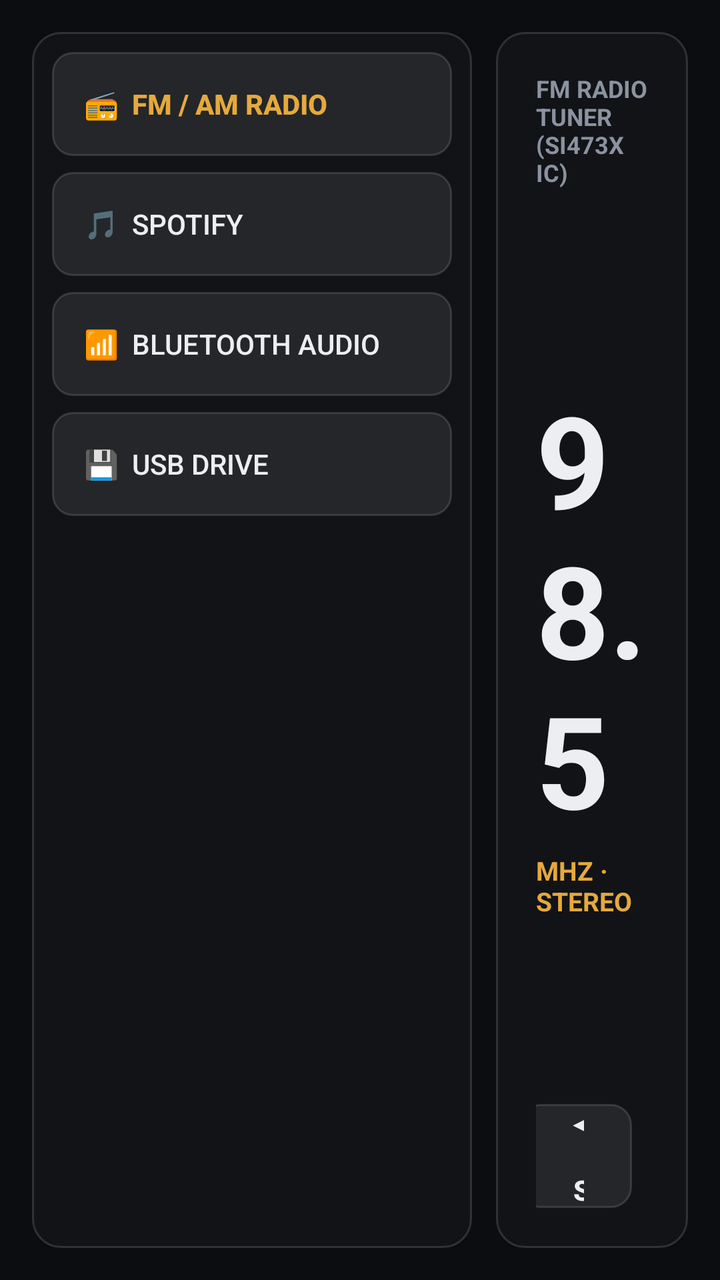
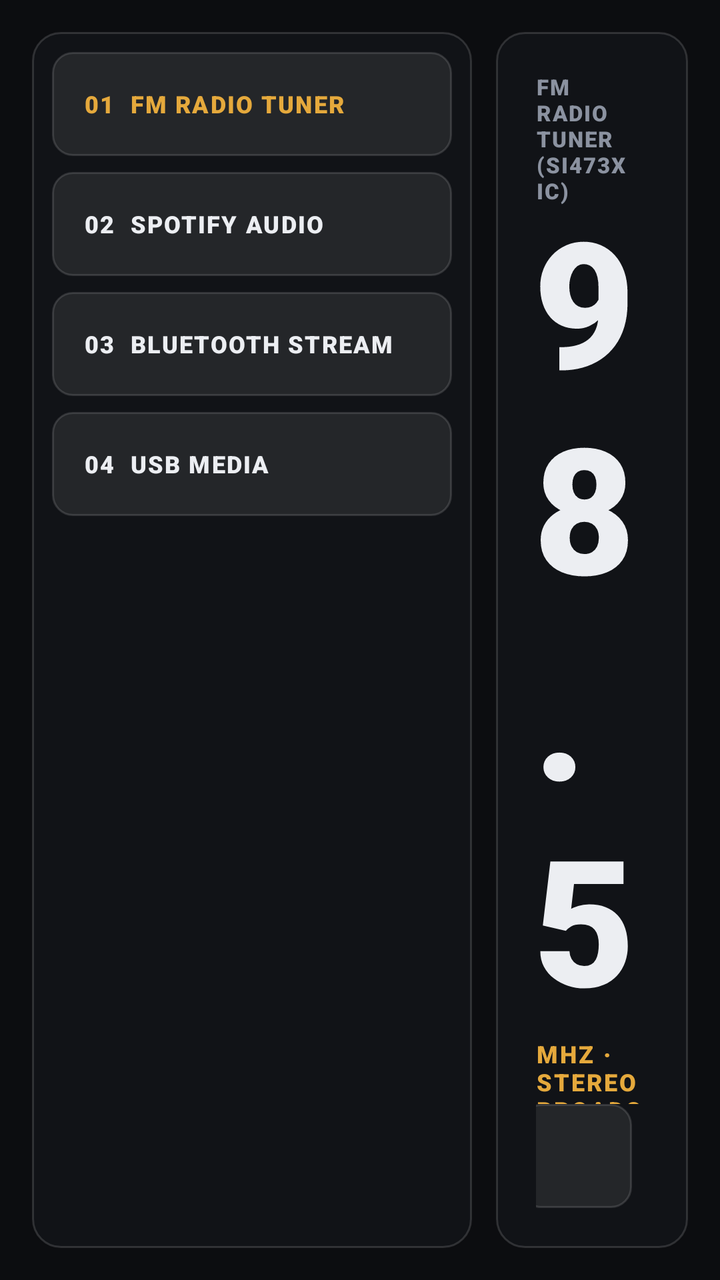

An Android layout rendered at two revisions. The XML below is the earlier revision; the diff shows what the commit changed to produce the second picture.
<!-- AndroidManifest.xml: application theme Theme.ApexDrive -->
<!-- res/layout/view_audio.xml -->
<?xml version="1.0" encoding="utf-8"?>
<LinearLayout xmlns:android="http://schemas.android.com/apk/res/android"
    android:layout_width="match_parent"
    android:layout_height="match_parent"
    android:orientation="horizontal"
    android:padding="16dp">

    
    <LinearLayout
        android:layout_width="220dp"
        android:layout_height="match_parent"
        android:orientation="vertical"
        android:background="@drawable/bg_panel"
        android:padding="10dp">

        <Button
            android:id="@+id/btnSrcRadio"
            android:layout_width="match_parent"
            android:layout_height="52dp"
            android:background="@drawable/bg_elevated_btn"
            android:text="📻  FM / AM Radio"
            android:textColor="@color/accent_amber"
            android:textSize="14sp"
            android:textStyle="bold"
            android:gravity="start|center_vertical"
            android:paddingStart="16dp" />

        <Button
            android:id="@+id/btnSrcSpotify"
            android:layout_width="match_parent"
            android:layout_height="52dp"
            android:layout_marginTop="8dp"
            android:background="@drawable/bg_elevated_btn"
            android:text="🎵  Spotify"
            android:textColor="@color/cockpit_text_primary"
            android:textSize="14sp"
            android:gravity="start|center_vertical"
            android:paddingStart="16dp" />

        <Button
            android:id="@+id/btnSrcBluetooth"
            android:layout_width="match_parent"
            android:layout_height="52dp"
            android:layout_marginTop="8dp"
            android:background="@drawable/bg_elevated_btn"
            android:text="📶  Bluetooth Audio"
            android:textColor="@color/cockpit_text_primary"
            android:textSize="14sp"
            android:gravity="start|center_vertical"
            android:paddingStart="16dp" />

        <Button
            android:id="@+id/btnSrcUsb"
            android:layout_width="match_parent"
            android:layout_height="52dp"
            android:layout_marginTop="8dp"
            android:background="@drawable/bg_elevated_btn"
            android:text="💾  USB Drive"
            android:textColor="@color/cockpit_text_primary"
            android:textSize="14sp"
            android:gravity="start|center_vertical"
            android:paddingStart="16dp" />

    </LinearLayout>

    <View
        android:layout_width="12dp"
        android:layout_height="match_parent" />

    
    <LinearLayout
        android:layout_width="0dp"
        android:layout_height="match_parent"
        android:layout_weight="1"
        android:orientation="vertical"
        android:background="@drawable/bg_panel"
        android:padding="20dp">

        <LinearLayout
            android:layout_width="match_parent"
            android:layout_height="wrap_content"
            android:orientation="horizontal">

            <TextView
                android:id="@+id/tvAudioActiveSource"
                android:layout_width="wrap_content"
                android:layout_height="wrap_content"
                android:text="FM RADIO TUNER (SI473X IC)"
                android:textColor="@color/cockpit_text_secondary"
                android:textSize="12sp"
                android:textStyle="bold" />

            <View
                android:layout_width="0dp"
                android:layout_height="1dp"
                android:layout_weight="1" />

            <TextView
                android:id="@+id/tvAudioPresetBadge"
                android:layout_width="wrap_content"
                android:layout_height="wrap_content"
                android:text="PRESET 1"
                android:textColor="@color/accent_amber"
                android:textSize="12sp"
                android:textStyle="bold" />
        </LinearLayout>

        <LinearLayout
            android:layout_width="match_parent"
            android:layout_height="0dp"
            android:layout_weight="1"
            android:gravity="center"
            android:orientation="vertical">

            <TextView
                android:id="@+id/tvRadioFreq"
                android:layout_width="wrap_content"
                android:layout_height="wrap_content"
                android:text="98.5"
                android:textColor="@color/cockpit_text_primary"
                android:textSize="64sp"
                android:textStyle="bold" />

            <TextView
                android:id="@+id/tvRadioFreqUnit"
                android:layout_width="wrap_content"
                android:layout_height="wrap_content"
                android:layout_marginTop="4dp"
                android:text="MHZ · STEREO"
                android:textColor="@color/accent_amber"
                android:textSize="13sp"
                android:textStyle="bold" />
        </LinearLayout>

        <LinearLayout
            android:layout_width="match_parent"
            android:layout_height="wrap_content"
            android:gravity="center"
            android:orientation="horizontal">

            <Button
                android:id="@+id/btnRadioScanDown"
                android:layout_width="wrap_content"
                android:layout_height="52dp"
                android:background="@drawable/bg_elevated_btn"
                android:text="◀  Scan Down"
                android:textColor="@color/cockpit_text_primary"
                android:textSize="14sp"
                android:textStyle="bold"
                android:paddingStart="24dp"
                android:paddingEnd="24dp" />

            <Button
                android:id="@+id/btnRadioScanUp"
                android:layout_width="wrap_content"
                android:layout_height="52dp"
                android:layout_marginStart="16dp"
                android:background="@drawable/bg_elevated_btn"
                android:text="Scan Up  ▶"
                android:textColor="@color/cockpit_text_primary"
                android:textSize="14sp"
                android:textStyle="bold"
                android:paddingStart="24dp"
                android:paddingEnd="24dp" />
        </LinearLayout>

    </LinearLayout>

</LinearLayout>
<!-- resources referenced by this layout -->
<resources>
  <color name="accent_amber">#E5A93C</color>
  <color name="cockpit_text_primary">#ECEEF2</color>
  <color name="cockpit_text_secondary">#8B92A0</color>
  <!-- drawable bg_elevated_btn (drawable) -->
  <?xml version="1.0" encoding="utf-8"?>
  <selector xmlns:android="http://schemas.android.com/apk/res/android">
      <item android:state_pressed="true">
          <shape android:shape="rectangle">
              <solid android:color="#44FFFFFF" />
              <stroke android:width="1dp" android:color="#66FFFFFF" />
              <corners android:radius="10dp" />
          </shape>
      </item>
      <item android:state_focused="true">
          <shape android:shape="rectangle">
              <solid android:color="#33FFFFFF" />
              <stroke android:width="1dp" android:color="#55FFFFFF" />
              <corners android:radius="10dp" />
          </shape>
      </item>
      <item>
          <shape android:shape="rectangle">
              <solid android:color="#14FFFFFF" />
              <stroke android:width="1dp" android:color="#22FFFFFF" />
              <corners android:radius="10dp" />
          </shape>
      </item>
  </selector>
  <!-- drawable bg_panel (drawable) -->
  <?xml version="1.0" encoding="utf-8"?>
  <shape xmlns:android="http://schemas.android.com/apk/res/android"
      android:shape="rectangle">
      
      <solid android:color="#E8121419" />
      <stroke
          android:width="1dp"
          android:color="#24FFFFFF" />
      <corners android:radius="14dp" />
  </shape>
  <style name="Theme.ApexDrive" parent="Theme.AppCompat.NoActionBar">
          <item name="android:windowBackground">@color/cockpit_surface_base</item>
          <item name="android:statusBarColor">@color/cockpit_surface_panel</item>
          <item name="android:navigationBarColor">@color/cockpit_surface_base</item>
          <item name="android:windowNoTitle">true</item>
          <item name="android:windowFullscreen">true</item>
          <item name="android:colorBackground">@color/cockpit_surface_base</item>
      </style>
  <color name="cockpit_surface_base">#0C0D10</color>
  <color name="cockpit_surface_panel">#13151A</color>
</resources>

<!-- the commit's change to res/layout/view_audio.xml (unified diff, before → after) -->
@@ -18,10 +18,11 @@
             android:layout_width="match_parent"
             android:layout_height="52dp"
             android:background="@drawable/bg_elevated_btn"
-            android:text="📻  FM / AM Radio"
+            android:text="01  FM RADIO TUNER"
             android:textColor="@color/accent_amber"
-            android:textSize="14sp"
-            android:textStyle="bold"
+            android:textSize="12sp"
+            android:fontFamily="sans-serif-black"
+            android:letterSpacing="0.06"
             android:gravity="start|center_vertical"
             android:paddingStart="16dp" />
 
@@ -31,9 +32,11 @@
             android:layout_height="52dp"
             android:layout_marginTop="8dp"
             android:background="@drawable/bg_elevated_btn"
-            android:text="🎵  Spotify"
+            android:text="02  SPOTIFY AUDIO"
             android:textColor="@color/cockpit_text_primary"
-            android:textSize="14sp"
+            android:textSize="12sp"
+            android:fontFamily="sans-serif-black"
+            android:letterSpacing="0.06"
             android:gravity="start|center_vertical"
             android:paddingStart="16dp" />
 
@@ -43,9 +46,11 @@
             android:layout_height="52dp"
             android:layout_marginTop="8dp"
             android:background="@drawable/bg_elevated_btn"
-            android:text="📶  Bluetooth Audio"
+            android:text="03  BLUETOOTH STREAM"
             android:textColor="@color/cockpit_text_primary"
-            android:textSize="14sp"
+            android:textSize="12sp"
+            android:fontFamily="sans-serif-black"
+            android:letterSpacing="0.06"
             android:gravity="start|center_vertical"
             android:paddingStart="16dp" />
 
@@ -55,9 +60,11 @@
             android:layout_height="52dp"
             android:layout_marginTop="8dp"
             android:background="@drawable/bg_elevated_btn"
-            android:text="💾  USB Drive"
+            android:text="04  USB MEDIA"
             android:textColor="@color/cockpit_text_primary"
-            android:textSize="14sp"
+            android:textSize="12sp"
+            android:fontFamily="sans-serif-black"
+            android:letterSpacing="0.06"
             android:gravity="start|center_vertical"
             android:paddingStart="16dp" />
 
@@ -87,8 +94,9 @@
                 android:layout_height="wrap_content"
                 android:text="FM RADIO TUNER (SI473X IC)"
                 android:textColor="@color/cockpit_text_secondary"
-                android:textSize="12sp"
-                android:textStyle="bold" />
+                android:textSize="11sp"
+                android:fontFamily="sans-serif-black"
+                android:letterSpacing="0.06" />
 
             <View
                 android:layout_width="0dp"
@@ -99,10 +107,11 @@
                 android:id="@+id/tvAudioPresetBadge"
                 android:layout_width="wrap_content"
                 android:layout_height="wrap_content"
-                android:text="PRESET 1"
+                android:text="PRESET 01"
                 android:textColor="@color/accent_amber"
-                android:textSize="12sp"
-                android:textStyle="bold" />
+                android:textSize="11sp"
+                android:fontFamily="sans-serif-black"
+                android:letterSpacing="0.06" />
         </LinearLayout>
 
         <LinearLayout
@@ -118,18 +127,21 @@
                 android:layout_height="wrap_content"
                 android:text="98.5"
                 android:textColor="@color/cockpit_text_primary"
-                android:textSize="64sp"
-                android:textStyle="bold" />
+                android:textSize="88sp"
+                android:fontFamily="sans-serif-black"
+                android:letterSpacing="-0.03"
+                android:includeFontPadding="false" />
 
             <TextView
                 android:id="@+id/tvRadioFreqUnit"
                 android:layout_width="wrap_content"
                 android:layout_height="wrap_content"
                 android:layout_marginTop="4dp"
-                android:text="MHZ · STEREO"
+                android:text="MHZ · STEREO BROADCAST"
                 android:textColor="@color/accent_amber"
-                android:textSize="13sp"
-                android:textStyle="bold" />
+                android:textSize="12sp"
+                android:fontFamily="sans-serif-black"
+                android:letterSpacing="0.08" />
         </LinearLayout>
 
         <LinearLayout
@@ -143,12 +155,13 @@
                 android:layout_width="wrap_content"
                 android:layout_height="52dp"
                 android:background="@drawable/bg_elevated_btn"
-                android:text="◀  Scan Down"
+                android:text="SEEK DOWN"
                 android:textColor="@color/cockpit_text_primary"
-                android:textSize="14sp"
-                android:textStyle="bold"
-                android:paddingStart="24dp"
-                android:paddingEnd="24dp" />
+                android:textSize="12sp"
+                android:fontFamily="sans-serif-black"
+                android:letterSpacing="0.08"
+                android:paddingStart="28dp"
+                android:paddingEnd="28dp" />
 
             <Button
                 android:id="@+id/btnRadioScanUp"
@@ -156,12 +169,13 @@
                 android:layout_height="52dp"
                 android:layout_marginStart="16dp"
                 android:background="@drawable/bg_elevated_btn"
-                android:text="Scan Up  ▶"
+                android:text="SEEK UP"
                 android:textColor="@color/cockpit_text_primary"
-                android:textSize="14sp"
-                android:textStyle="bold"
-                android:paddingStart="24dp"
-                android:paddingEnd="24dp" />
+                android:textSize="12sp"
+                android:fontFamily="sans-serif-black"
+                android:letterSpacing="0.08"
+                android:paddingStart="28dp"
+                android:paddingEnd="28dp" />
         </LinearLayout>
 
     </LinearLayout>
